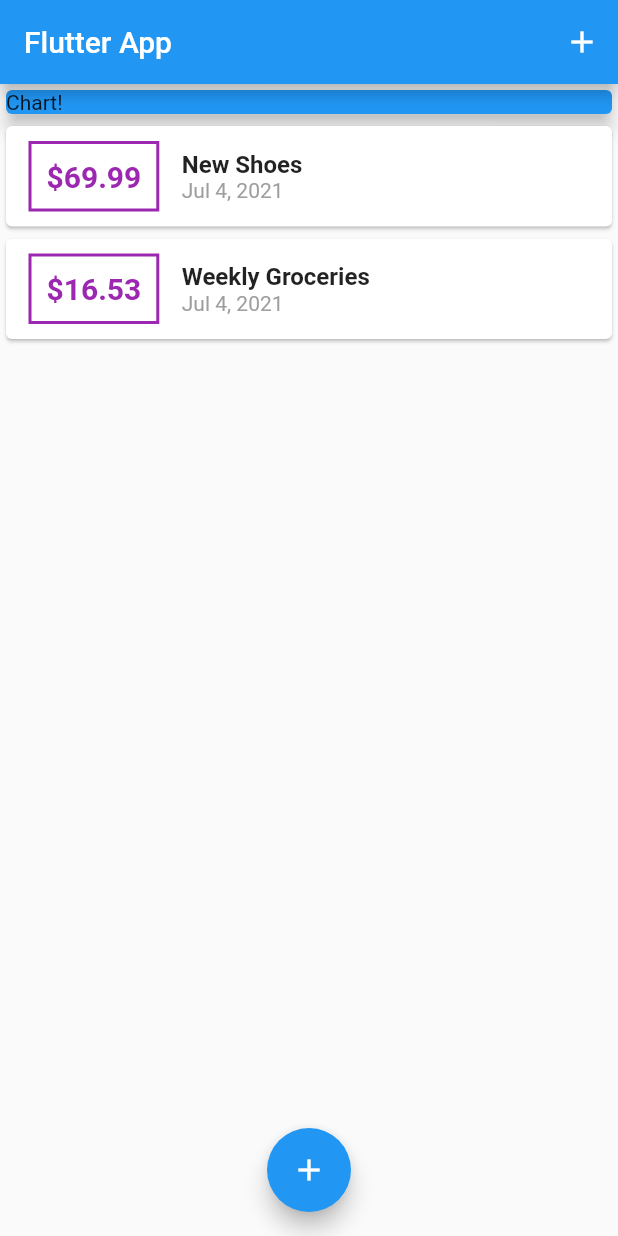
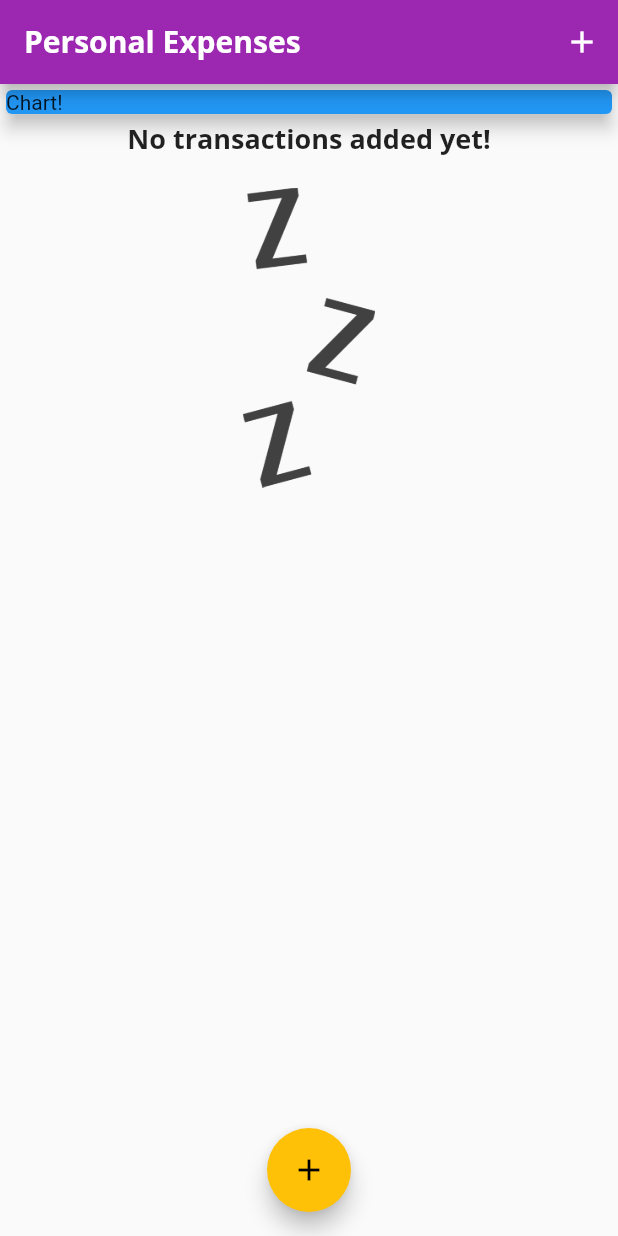
Before and after one commit to 21satvik/personal_expenses_app, a Flutter app: the screen it shows after launch, on a phone screen of 412 x 824 dp. Run offline on Flutter 3.47's test engine with Material 2 defaults, Android fonts, the phone set to English and light mode, and no system bars.

Commit message:
image and text added

```diff
--- a/lib/Widgets/transaction_list.dart
+++ b/lib/Widgets/transaction_list.dart
@@ -12,7 +12,26 @@ class TransactionList extends StatelessWidget {
   Widget build(BuildContext context) {
     return Container(
       height: 300,
-      child: ListView.builder(
+      child: transactions.isEmpty
+          ? Column(
+              children: [
+                Text(
+                  'No transactions added yet!',
+                  style: Theme.of(context).textTheme.title,
+                ),
+                SizedBox(
+                  height: 20,
+                ),
+                Container(
+                  height: 200,
+                  child: Image.asset(
+                    'assets/images/waiting.png',
+                    fit: BoxFit.cover,
+                  ),
+                ),
+              ],
+            )
+          : ListView.builder(
               itemBuilder: (ctx, index) {
                 return Card(
                   child: Row(
@@ -24,16 +43,16 @@ class TransactionList extends StatelessWidget {
                         ),
                         decoration: BoxDecoration(
                             border: Border.all(
-                    color: Colors.purple,
+                          color: Theme.of(context).primaryColor,
                           width: 2,
                         )),
                         padding: EdgeInsets.all(10),
-                  child:
-                      Text('\$${transactions[index].amount.toStringAsFixed(2)}',
+                        child: Text(
+                            '\$${transactions[index].amount.toStringAsFixed(2)}',
                             style: TextStyle(
                               fontWeight: FontWeight.bold,
                               fontSize: 20,
-                            color: Colors.purple,
+                              color: Theme.of(context).primaryColor,
                             )),
                       ),
                       Column(
@@ -41,10 +60,7 @@ class TransactionList extends StatelessWidget {
                         children: [
                           Text(
                             transactions[index].title,
-                      style: TextStyle(
-                        fontWeight: FontWeight.bold,
-                        fontSize: 16,
-                      ),
+                            style: Theme.of(context).textTheme.title,
                           ),
                           Text(
                             DateFormat.yMMMd().format(transactions[index].date),
--- a/lib/main.dart
+++ b/lib/main.dart
@@ -1,4 +1,3 @@
-import 'package:flutter/gestures.dart';
 import 'package:flutter/material.dart';
 import 'package:personal_expenses_app/Widgets/transaction_list.dart';
 
@@ -13,7 +12,28 @@ class MyApp extends StatelessWidget {
   Widget build(BuildContext context) {
     return MaterialApp(
       debugShowCheckedModeBanner: false,
-      title: 'Flutter App',
+      title: 'Personal Expenses',
+      theme: ThemeData(
+        primarySwatch: Colors.purple,
+        accentColor: Colors.amber,
+        fontFamily: 'Quicksand',
+        textTheme: ThemeData.light().textTheme.copyWith(
+              title: TextStyle(
+                fontFamily: 'OpenSans',
+                fontWeight: FontWeight.bold,
+                fontSize: 18,
+              ),
+            ),
+        appBarTheme: AppBarTheme(
+          textTheme: ThemeData.light().textTheme.copyWith(
+                title: TextStyle(
+                  fontFamily: 'OpenSans',
+                  fontSize: 20,
+                  fontWeight: FontWeight.bold,
+                ),
+              ),
+        ),
+      ),
       home: MyHomePage(),
     );
   }
@@ -25,20 +45,7 @@ class MyHomePage extends StatefulWidget {
 }
 
 class _MyHomePageState extends State<MyHomePage> {
-  final List<Transaction> _userTransactions = [
-    Transaction(
-      id: 't1',
-      title: 'New Shoes',
-      amount: 69.99,
-      date: DateTime.now(),
-    ),
-    Transaction(
-      id: 't2',
-      title: 'Weekly Groceries',
-      amount: 16.53,
-      date: DateTime.now(),
-    ),
-  ];
+  final List<Transaction> _userTransactions = [];
 
   void _addNewTransaction(String txTitle, double txAmount) {
     final newTx = Transaction(
@@ -69,7 +76,7 @@ class _MyHomePageState extends State<MyHomePage> {
   Widget build(BuildContext context) {
     return Scaffold(
       appBar: AppBar(
-        title: Text('Flutter App'),
+        title: Text('Personal Expenses'),
         actions: [
           IconButton(
               onPressed: () => _startAddNewTransaction(context),
```
Also changed, not shown: pubspec.yaml (+13 -8 lines), assets/fonts/OpenSans-Bold.ttf (added), assets/fonts/OpenSans-Regular.ttf (added), assets/fonts/Quicksand-Bold.ttf (added), assets/fonts/Quicksand-Light.ttf (added), assets/fonts/Quicksand-Medium.ttf (added), assets/fonts/Quicksand-Regular.ttf (added), assets/images/waiting.png (added). Lines whose indentation alone changed are shown as unchanged.
